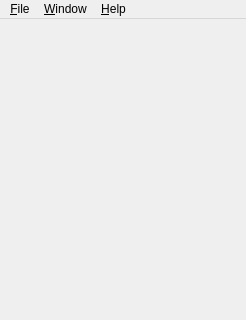
flueke/mvme, file src/mvme.ui: the form before one commit; both pictures show x 0 to 246 and y 0 to 320 of the 246 by 480 pixel window.
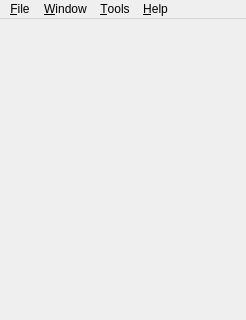
The form after the commit. Icons and pictures are not drawn.

Diff of the .ui file:
```diff
--- a/src/mvme.ui
+++ b/src/mvme.ui
@@ -64,8 +64,15 @@
     <addaction name="actionImport_Histo1D"/>
     <addaction name="separator"/>
    </widget>
+   <widget class="QMenu" name="menu_Tools">
+    <property name="title">
+     <string>&amp;Tools</string>
+    </property>
+    <addaction name="actionVMUSB_Firmware_Update"/>
+   </widget>
    <addaction name="menuFile"/>
    <addaction name="menuWindow"/>
+   <addaction name="menu_Tools"/>
    <addaction name="menuHelp"/>
   </widget>
   <widget class="QStatusBar" name="statusBar"/>
```
Left out of the diff: 5 changed lines with no effect on the pictures.
